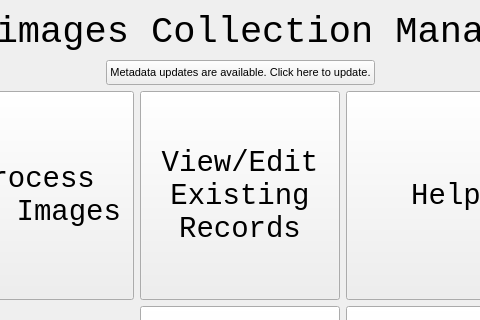
Qt form src/startwindow.ui (kopolzin/bioimages-collection-manager) before a commit; both pictures show x 100 to 580 and y 0 to 320 of the 680 by 526 pixel window.
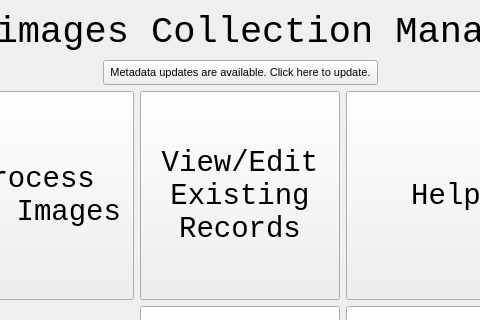
The same form after that commit. Icons and pictures are not drawn.

What changed in the file:
```diff
--- a/src/startwindow.ui
+++ b/src/startwindow.ui
@@ -141,7 +141,7 @@
         </font>
        </property>
        <property name="text">
-        <string>Metadata updates are available. Click here to update.</string>
+        <string> Metadata updates are available. Click here to update. </string>
        </property>
        <property name="flat">
         <bool>false</bool>
```
